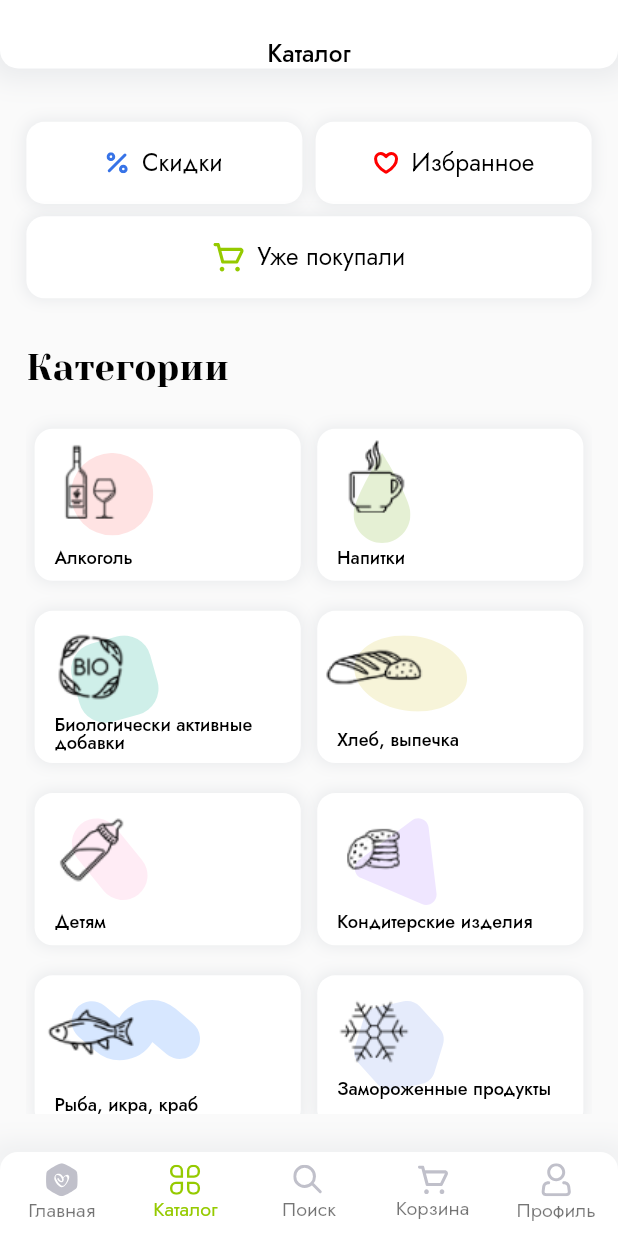
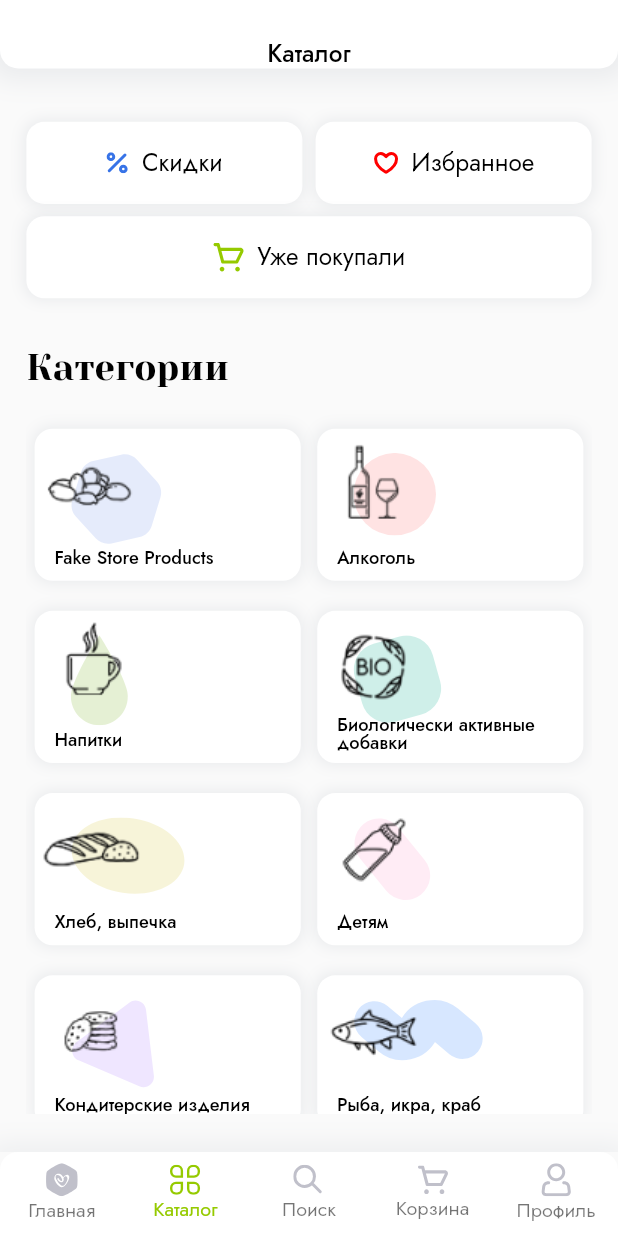
Before and after one commit to iomccormak/organic_market_app, a Flutter app: the screen it shows after launch, item 2 of the bottom bar chosen, on a phone screen of 412 x 824 dp. Run offline on Flutter 3.47's test engine with Material 2 defaults, Android fonts, the light colour scheme and no system bars; our stand-ins replace auto_route, bloc, carousel_slider, flutter_screenutil, flutter_svg, get_it and 4 more; network calls fail.

Commit message:
updated: catalog page

```diff
--- a/lib/data/repository/temp_repository.dart
+++ b/lib/data/repository/temp_repository.dart
@@ -4,6 +4,7 @@ import 'package:organic_market_app/domain/models/categories/bio.dart';
 import 'package:organic_market_app/domain/models/categories/bread.dart';
 import 'package:organic_market_app/domain/models/categories/children_products.dart';
 import 'package:organic_market_app/domain/models/categories/confectionery.dart';
+import 'package:organic_market_app/domain/models/categories/fake_store.dart';
 import 'package:organic_market_app/domain/models/categories/fish.dart';
 import 'package:organic_market_app/domain/models/categories/freezed_products.dart';
 import 'package:organic_market_app/domain/models/categories/grocery.dart';
@@ -50,6 +51,7 @@ abstract class TempRepository {
   ];
 
   static final categories = [
+    FakeStore(),
     Alcohol(),
     Beverages(),
     Bio(),
--- a/lib/domain/api.dart
+++ b/lib/domain/api.dart
@@ -25,4 +25,36 @@ class ApiService {
       return products;
     }).catchError((err) => print(err));
   }
+
+  Future<List<Product>> descSortProducts() async {
+    return http
+        .get(Uri.parse('$baseUrl/products?sort=desc'), headers: headers)
+        .then((data) {
+      final products = <Product>[];
+      if (data.statusCode == 200) {
+        final jsonData = json.decode(data.body);
+
+        for (var product in jsonData) {
+          products.add(Product.fromJson(product));
+        }
+      }
+      return products;
+    }).catchError((err) => print(err));
+  }
+
+  Future<List<Product>> ascSortProducts() async {
+    return http
+        .get(Uri.parse('$baseUrl/products?sort=asc'), headers: headers)
+        .then((data) {
+      final products = <Product>[];
+      if (data.statusCode == 200) {
+        final jsonData = json.decode(data.body);
+
+        for (var product in jsonData) {
+          products.add(Product.fromJson(product));
+        }
+      }
+      return products;
+    }).catchError((err) => print(err));
+  }
 }
--- /dev/null
+++ b/lib/domain/models/categories/fake_store.dart
@@ -0,0 +1,13 @@
+import 'package:organic_market_app/domain/models/main_category.dart';
+import 'package:organic_market_app/utils/app_icons.dart';
+import 'package:organic_market_app/utils/app_images.dart';
+
+class FakeStore extends MainCategory {
+  final String title = 'Fake Store Products';
+  final String icon = AppImages.catGroc;
+  final String background = AppIcons.figFreezed;
+  final int leftPadding = 22;
+  final int topPadding = 16;
+
+  FakeStore();
+}
--- a/lib/presentation/common_widgets/app_bar_widget.dart
+++ b/lib/presentation/common_widgets/app_bar_widget.dart
@@ -74,6 +74,18 @@ class AppBarWidget extends StatelessWidget {
         likeAndShareButtons = false;
         deleteButton = false;
         break;
+      case ('/catalog/category'):
+        text = 'Категория';
+        backButton = true;
+        likeAndShareButtons = false;
+        deleteButton = false;
+        break;
+      case ('/catalog/:product'):
+        text = AppStrings.item;
+        backButton = true;
+        likeAndShareButtons = true;
+        deleteButton = false;
+        break;
       default:
         break;
     }
--- a/lib/presentation/pages/catalog/widgets/category_big_widget.dart
+++ b/lib/presentation/pages/catalog/widgets/category_big_widget.dart
@@ -1,7 +1,9 @@
+import 'package:auto_route/auto_route.dart';
 import 'package:flutter/material.dart';
 import 'package:flutter_screenutil/flutter_screenutil.dart';
 import 'package:flutter_svg/flutter_svg.dart';
 import 'package:organic_market_app/domain/models/main_category.dart';
+import 'package:organic_market_app/navigation/auto_router.gr.dart';
 import 'package:organic_market_app/utils/app_colors.dart';
 import 'package:organic_market_app/utils/app_text_styles.dart';
 
@@ -15,7 +17,9 @@ class CategoryBigWidget extends StatelessWidget {
     int topPadding;
     category.title.length > 20 ? topPadding = 70 : topPadding = 80;
 
-    return Padding(
+    return GestureDetector(
+      onTap: () => context.router.navigate(CategoryRoute()),
+      child: Padding(
         padding: EdgeInsets.symmetric(
           horizontal: 5.w,
         ),
@@ -65,6 +69,7 @@ class CategoryBigWidget extends StatelessWidget {
             ],
           ),
         ),
+      ),
     );
     /**/
   }
--- /dev/null
+++ b/lib/presentation/pages/category/bloc/bloc/category_state.dart
@@ -0,0 +1,6 @@
+part of 'category_bloc.dart';
+
+@immutable
+abstract class CategoryState {}
+
+class CategoryInitial extends CategoryState {}
--- a/lib/presentation/pages/home/widgets/category_small_widget.dart
+++ b/lib/presentation/pages/home/widgets/category_small_widget.dart
@@ -1,3 +1,4 @@
+import 'package:auto_route/auto_route.dart';
 import 'package:flutter/material.dart';
 import 'package:flutter_screenutil/flutter_screenutil.dart';
 import 'package:flutter_svg/flutter_svg.dart';
@@ -20,7 +21,9 @@ class CategorySmallWidget extends StatelessWidget {
             : topPadding = 74
         : topPadding = 86;
 
-    return Row(
+    return GestureDetector(
+      onTap: () => context.router.navigateNamed('catalog/category'),
+      child: Row(
         children: [
           Container(
             width: 104.w,
@@ -68,6 +71,7 @@ class CategorySmallWidget extends StatelessWidget {
             ),
           ),
         ],
+      ),
     );
     /**/
   }
--- a/lib/utils/app_icons.dart
+++ b/lib/utils/app_icons.dart
@@ -1,3 +1,5 @@
+import 'package:flutter/material.dart';
+
 abstract class AppIcons {
   static const splashLogo = "assets/icons/splashLogo.svg";
   static const mainLogo = "assets/icons/logo.svg";
@@ -40,6 +42,7 @@ abstract class AppIcons {
   static const figAlco = 'assets/icons/Ellipse 3.svg';
   static const figBio = 'assets/icons/Rectangle 24.svg';
   static const figSuper = 'assets/icons/Vector-5.svg';
+  static const iconStore = Icon(Icons.store);
 
   /// Profile
   static const question = 'assets/icons/question.svg';
--- a/pubspec.yaml
+++ b/pubspec.yaml
@@ -49,6 +49,8 @@ dependencies:
   http: ^0.13.5
   get_it: ^7.3.0
   cached_network_image: ^3.2.3
+  flutter_bloc: ^8.1.2
+  loading_animation_widget: ^1.2.0+4
 
 
 dev_dependencies:
```
Also changed, not shown: lib/navigation/auto_router.dart (+16 -1 lines), lib/presentation/pages/category/bloc/bloc/category_bloc.dart (added, +14 -0 lines), lib/presentation/pages/category/bloc/bloc/category_event.dart (added, +11 -0 lines), lib/presentation/pages/category/category_page.dart (added, +88 -0 lines), lib/presentation/pages/home/home_page.dart (+8 -1 lines), lib/navigation/auto_router.gr.dart, pubspec.lock. Lines whose indentation alone changed are shown as unchanged.
